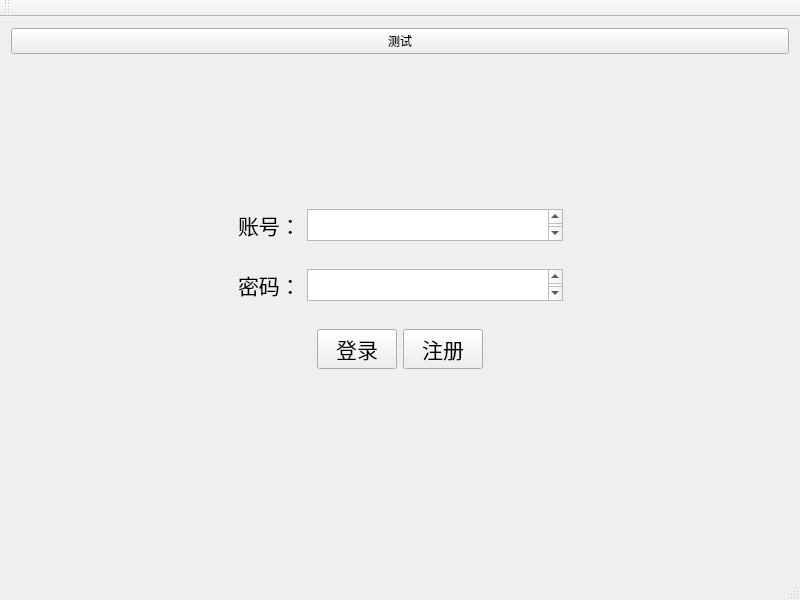
The window that ChatRoom/mainwindow.ui (AnsrM/Chat-Project) describes before a commit, drawn with Qt 5.
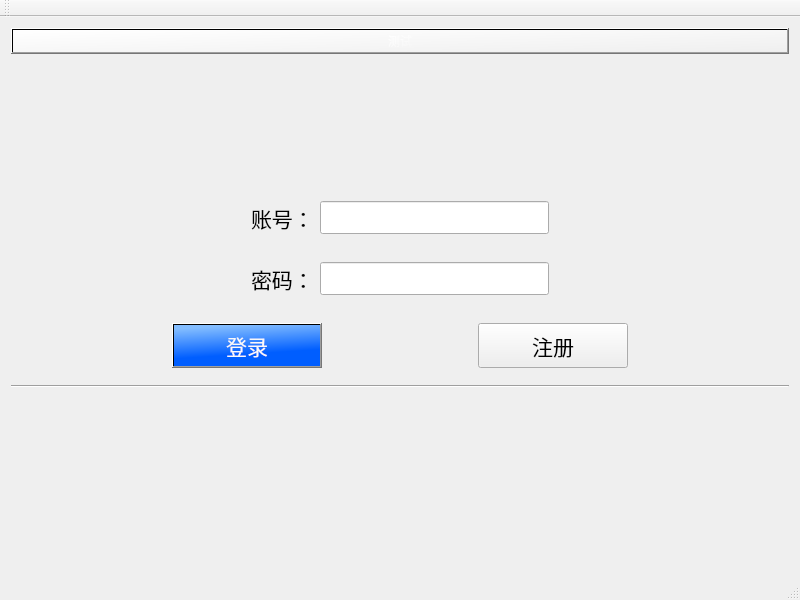
The same window after the commit.

What changed in the file:
```diff
--- a/ChatRoom/mainwindow.ui
+++ b/ChatRoom/mainwindow.ui
@@ -17,6 +17,12 @@
    <layout class="QVBoxLayout" name="verticalLayout_3">
     <item>
      <widget class="QPushButton" name="test">
+      <property name="styleSheet">
+       <string notr="true">background-color: qlineargradient(spread:pad, x1:1, y1:1, x2:0, y2:0, stop:0 rgba(0, 0, 0, 0), stop:1 rgba(255, 255, 255, 255));
+border-color: qlineargradient(spread:pad, x1:1, y1:1, x2:0, y2:0, stop:0 rgba(0, 0, 0, 0), stop:1 rgba(255, 255, 255, 255));
+color: qlineargradient(spread:pad, x1:1, y1:1, x2:0, y2:0, stop:0 rgba(0, 0, 0, 0), stop:1 rgba(255, 255, 255, 255));
+</string>
+      </property>
       <property name="text">
        <string>测试</string>
       </property>
@@ -64,18 +70,16 @@
         </widget>
        </item>
        <item>
-        <widget class="QTextEdit" name="textEditAccount">
-         <property name="minimumSize">
-          <size>
-           <width>0</width>
-           <height>30</height>
-          </size>
-         </property>
+        <widget class="QLineEdit" name="lineEditAccount">
          <property name="font">
           <font>
+           <family>Arial</family>
            <pointsize>16</pointsize>
           </font>
          </property>
+         <property name="text">
+          <string/>
+         </property>
         </widget>
        </item>
        <item>
@@ -127,18 +131,16 @@
         </widget>
        </item>
        <item>
-        <widget class="QTextEdit" name="textEditPassword">
-         <property name="minimumSize">
-          <size>
-           <width>0</width>
-           <height>30</height>
-          </size>
-         </property>
+        <widget class="QLineEdit" name="lineEditPassword">
          <property name="font">
           <font>
+           <family>Arial</family>
            <pointsize>16</pointsize>
           </font>
          </property>
+         <property name="text">
+          <string/>
+         </property>
         </widget>
        </item>
        <item>
@@ -175,20 +177,81 @@
        </item>
        <item>
         <widget class="QPushButton" name="pushButtonLogin">
+         <property name="sizePolicy">
+          <sizepolicy hsizetype="MinimumExpanding" vsizetype="MinimumExpanding">
+           <horstretch>0</horstretch>
+           <verstretch>0</verstretch>
+          </sizepolicy>
+         </property>
+         <property name="minimumSize">
+          <size>
+           <width>100</width>
+           <height>45</height>
+          </size>
+         </property>
+         <property name="baseSize">
+          <size>
+           <width>100</width>
+           <height>50</height>
+          </size>
+         </property>
          <property name="font">
           <font>
+           <family>幼圆</family>
            <pointsize>16</pointsize>
           </font>
          </property>
+         <property name="styleSheet">
+          <string notr="true">background-color: qlineargradient(spread:pad, x1:0.670455, y1:1, x2:0.443, y2:0, stop:0.3125 rgba(0, 94, 255, 255), stop:1 rgba(131, 189, 255, 255));
+color: rgb(249, 249, 249);</string>
+         </property>
          <property name="text">
           <string>登录</string>
          </property>
         </widget>
        </item>
+       <item>
+        <spacer name="horizontalSpacer_9">
+         <property name="orientation">
+          <enum>Qt::Horizontal</enum>
+         </property>
+         <property name="sizeHint" stdset="0">
+          <size>
+           <width>10</width>
+           <height>5</height>
+          </size>
+         </property>
+        </spacer>
+       </item>
        <item>
         <widget class="QPushButton" name="pushButtonRegister">
+         <property name="sizePolicy">
+          <sizepolicy hsizetype="MinimumExpanding" vsizetype="MinimumExpanding">
+           <horstretch>0</horstretch>
+           <verstretch>0</verstretch>
+          </sizepolicy>
+         </property>
+         <property name="minimumSize">
+          <size>
+           <width>100</width>
+           <height>45</height>
+          </size>
+         </property>
+         <property name="sizeIncrement">
+          <size>
+           <width>0</width>
+           <height>0</height>
+          </size>
+         </property>
+         <property name="baseSize">
+          <size>
+           <width>100</width>
+           <height>50</height>
+          </size>
+         </property>
          <property name="font">
           <font>
+           <family>幼圆</family>
            <pointsize>16</pointsize>
           </font>
          </property>
@@ -215,6 +278,14 @@
       <zorder>pushButtonLogin</zorder>
       <zorder>horizontalSpacer_5</zorder>
       <zorder>horizontalSpacer_6</zorder>
+      <zorder>horizontalSpacer_9</zorder>
+     </widget>
+    </item>
+    <item>
+     <widget class="Line" name="line">
+      <property name="orientation">
+       <enum>Qt::Horizontal</enum>
+      </property>
      </widget>
     </item>
     <item>
@@ -235,26 +306,44 @@
        </item>
        <item>
         <widget class="QLabel" name="labelError">
+         <property name="sizePolicy">
+          <sizepolicy hsizetype="Preferred" vsizetype="Preferred">
+           <horstretch>0</horstretch>
+           <verstretch>0</verstretch>
+          </sizepolicy>
+         </property>
          <property name="minimumSize">
           <size>
-           <width>0</width>
+           <width>400</width>
            <height>20</height>
           </size>
          </property>
          <property name="font">
           <font>
+           <family>宋体</family>
            <pointsize>12</pointsize>
+           <weight>75</weight>
+           <bold>true</bold>
           </font>
          </property>
          <property name="acceptDrops">
           <bool>false</bool>
          </property>
+         <property name="layoutDirection">
+          <enum>Qt::LeftToRight</enum>
+         </property>
          <property name="autoFillBackground">
           <bool>false</bool>
          </property>
+         <property name="styleSheet">
+          <string notr="true">color: rgb(255, 0, 0);</string>
+         </property>
          <property name="text">
           <string/>
          </property>
+         <property name="alignment">
+          <set>Qt::AlignCenter</set>
+         </property>
         </widget>
        </item>
        <item>
```
Left out of the diff: 5 changed lines with no effect on the pictures.
